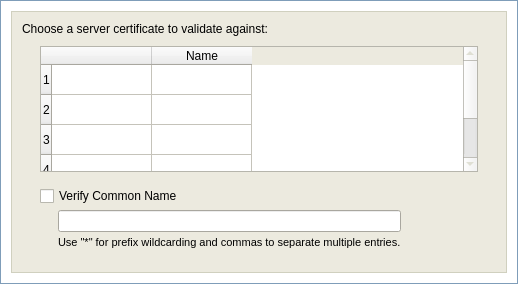
Qt form xsupplicant-ui/Skins/Default/wizardPageDot1XCert.ui (Zero3K/xsupplicant) before a commit.
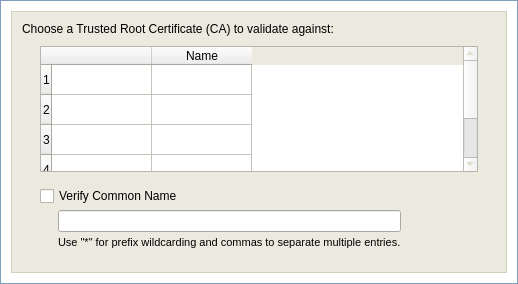
The same form after that commit.

```diff
--- a/xsupplicant-ui/Skins/Default/wizardPageDot1XCert.ui
+++ b/xsupplicant-ui/Skins/Default/wizardPageDot1XCert.ui
@@ -346,7 +346,7 @@
             </font>
            </property>
            <property name="text" >
-            <string>Choose a server certificate to validate against:</string>
+            <string>Choose a Trusted Root Certificate (CA) to validate against:</string>
            </property>
            <property name="wordWrap" >
             <bool>true</bool>
```
